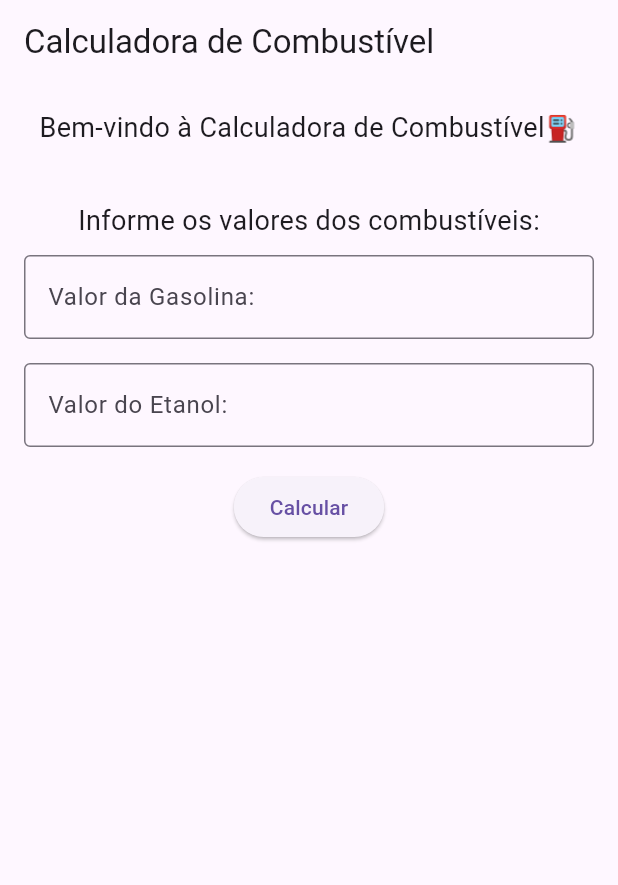
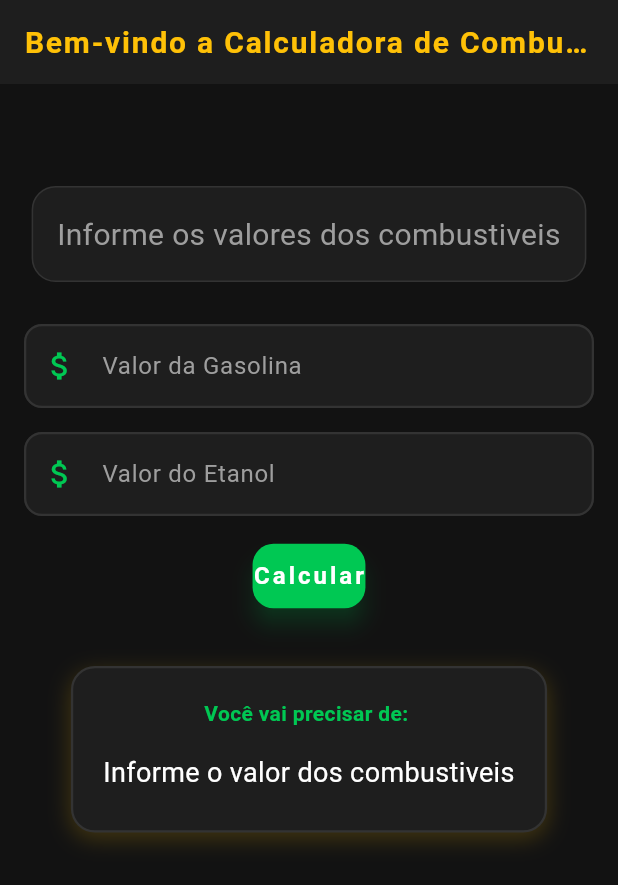
Before and after one commit to gabriel-carvalho9/App-Gasolina, a Flutter app: the screen it shows after launch, after a tap on "Calcular", on a phone screen of 412 x 824 dp. Shown: the top 885 px of the screen. Run offline on Flutter 3.47's test engine with Material 3 defaults, Android fonts, the light colour scheme and no system bars.

Commit message:
second commit

```diff
--- a/lib/main.dart
+++ b/lib/main.dart
@@ -1,78 +1,205 @@
-// Imports - material
 import 'package:flutter/material.dart';
-
-// Etapa 1 - Esqueleto da tela
-// Objetivo: Entender a estrutura de um app Flutter
 
 void main() => runApp(MaterialApp(
   home: GasolinaApp(),
 ));
 
-class GasolinaApp extends StatelessWidget{
+class GasolinaApp extends StatefulWidget{
+
+  @override
+  _GasolinaAppState createState() => _GasolinaAppState();
+}
+
+class _GasolinaAppState extends State<GasolinaApp>{
+
+  static const Color corFundo = Color(0xFF121212);
+  static const Color corCard = Color(0xFF1E1E1E);
+  static const Color corPrimaria = Color(0xFF00C853);
+  static const Color corSecundaria = Color(0xFFFFC107);
+  static const Color corTexto = Color(0xFFFFFFFF);
+  static const Color corTextoCinza = Color(0xFF9E9E9E);
+  static const Color corBorda = Color(0xFF333333);
+
+  final TextEditingController _gasolinaController = TextEditingController();
+  final TextEditingController _etanolController = TextEditingController();
 
   String _resultado = "";
+
 void _calcular(){
+  final double gasolina = double.tryParse(_gasolinaController.text) ?? 0;
+  final double etanol = double.tryParse(_etanolController.text) ?? 0;
+  final double coef = etanol/gasolina;
+  final String coefString = coef <= 0.7 ? 'Etanol' : 'Gasolina';
+  final String coefStringDecimal = coef.toStringAsFixed(2);
 
+  if (etanol <= 0 && gasolina <= 0){
+      setState(() {
+        _resultado = 'Informe o valor dos combustiveis';
+      });
+      return;
+    }else if (etanol < 0 || gasolina < 0){
+      setState(() {
+        _resultado = 'Informe o valor dos combustiveis';
+      });
+      return;
     }
+    setState(() {
+      _resultado = 'O coeficiente é $coefStringDecimal\n'
+      'O melhor combustivel para abastecer é: $coefString';
+    });
+}
+
  @override
   Widget build(BuildContext context){
-    // Esqueleto visual da tela - como a tag <html>
     return Scaffold(
-    // Local onde ficarão a maioria dos nossos elementos
+      backgroundColor: corFundo,
 
-    // Semelhante ao header
       appBar: AppBar(
-      title: Text("Calculadora de Combustível"),
+        backgroundColor: corCard,
+        elevation: 0,
+        centerTitle: true,
+        title: Text(
+          "Bem-vindo a Calculadora de Combustivel ⛽",
+          style: TextStyle(
+            color: corSecundaria,
+            fontSize: 20,
+            fontWeight: FontWeight.bold,
+            letterSpacing: 1.2,
+          ),
+        ),
       ),
 
-      body: Padding(
+      body: SingleChildScrollView(
         padding: EdgeInsets.all(16.0),
         child: Column(
           children: [
-            // Aqui é onde estarão os nossos elementos/widgets
-            Text(
-              "Bem-vindo à Calculadora de Combustível⛽",
-              style: TextStyle(fontSize: 18),
-            ),
+
+            SizedBox(height: 16,),
+
             SizedBox(height: 36),
 
-             Text(
-              "Informe os valores dos combustíveis:",
-              style: TextStyle(fontSize: 18),
+            Container(
+              padding: EdgeInsets.all(16),
+              decoration: BoxDecoration(
+                color: corCard,
+                borderRadius: BorderRadius.circular(16),
+                border: Border.all(color: corBorda, width: 1),
               ),
-            SizedBox(height: 10),
-            // Mullheres
-            TextField(
-              decoration: InputDecoration(
-                labelText: "Valor da Gasolina:",
-                border: OutlineInputBorder(),
+            child: Text(
+              "Informe os valores dos combustiveis",
+              textAlign: TextAlign.center,
+              style: TextStyle(
+                fontSize: 20,
+                color: corTextoCinza,
+                height: 1.5,
               ),
-              keyboardType: TextInputType.number,
+            ),
+            ),
+
+            SizedBox(height: 28),
+            _buildCampo(
+              controller: _gasolinaController,
+              label: 'Valor da Gasolina',
+              icone: Icons.attach_money_outlined,
             ),
             SizedBox(height: 16),
-            // Homens
-            TextField(
-              decoration: InputDecoration(
-                labelText: "Valor do Etanol:",
-                border: OutlineInputBorder(),
+            _buildCampo(
+              controller: _etanolController,
+              label: 'Valor do Etanol',
+              icone: Icons.attach_money_outlined,
               ),
-              keyboardType: TextInputType.number,
-            ),
-            SizedBox(height: 16),
+            SizedBox(height: 16,),
 
             ElevatedButton(
               onPressed: _calcular,
-              child: Text("Calcular"),
+              style: ElevatedButton.styleFrom(
+                backgroundColor: corPrimaria,
+                foregroundColor: Colors.white,
+                padding: EdgeInsets.symmetric(vertical: 10),
+                shape: RoundedRectangleBorder(
+                  borderRadius: BorderRadiusGeometry.circular(14)
                 ),
-            SizedBox(height: 36),
+                elevation: 6,
+                shadowColor: corPrimaria.withOpacity(0.5),
+              ),
+              child: Text(
+                'Calcular',
+                style: TextStyle(
+                  fontSize: 16,
+                  fontWeight: FontWeight.bold,
+                  letterSpacing: 2,
+                ),
+                ),
+              ),
+              SizedBox(height: 36,),
+              if (_resultado.isNotEmpty)
+                Container(
+                  padding: EdgeInsets.all(20),
+                  decoration: BoxDecoration(
+                    color: corCard,
+                    borderRadius: BorderRadius.circular(16),
+                    border: Border.all(
+                      color: corBorda,
+                      width: 1.5,
+                    ),
+                    boxShadow: [
+                      BoxShadow(
+                        color: corSecundaria.withOpacity(0.2),
+                        blurRadius: 12,
+                        offset: Offset(0, 4),
+                      ),
+                    ]
+                  ),
+                  child: Column(children: [
+                    Text(
+                      "Você vai precisar de: ",
+                      style: TextStyle(
+                        fontSize: 14,
+                        fontWeight: FontWeight.w600,
+                        color: corPrimaria,
+                      ),
+                    ),
+                    SizedBox(height: 12),
                     Text(
                       _resultado,
-              style: TextStyle(fontSize: 16),
                       textAlign: TextAlign.center,
+                      style: TextStyle(
+                        fontSize: 18,
+                        height: 2.0,
+                        color:corTexto,
+                      ),
                     )
+                  ],),
+                ),
           ],
         ),
       ),
     );
   }
+  Widget _buildCampo({
+  required TextEditingController controller,
+  required String label,
+  required IconData icone,
+}) {
+  return TextField(
+    controller: controller,
+    keyboardType: TextInputType.numberWithOptions(decimal: true),
+    style: TextStyle(color: corTexto, fontSize: 16),
+    decoration: InputDecoration(
+      labelText: label,
+      labelStyle: TextStyle(color: corTextoCinza),
+      prefixIcon: Icon(icone, color: corPrimaria,),
+      enabledBorder: OutlineInputBorder(
+        borderRadius: BorderRadius.circular(12),
+        borderSide: BorderSide(color: corBorda, width: 1.5),
+      ),
+      focusedBorder: OutlineInputBorder(
+        borderRadius: BorderRadius.circular(12),
+        borderSide: BorderSide(color: corPrimaria, width: 2),
+      ),
+      filled: true,
+      fillColor: corCard,
+    ),
+  );
 }
+}
```
Lines whose indentation alone changed are shown as unchanged.
